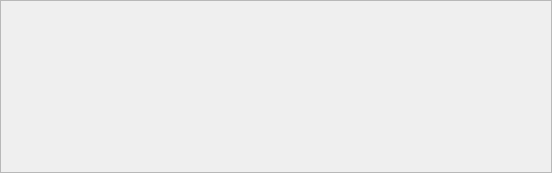
Old version of the form weboob/frontends/qhavesex/ui/thread_message.ui in the repository laurentb/weboob.
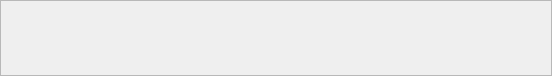
New version of the form.

Commit message: messages text is selectable

Patch:
```diff
--- a/weboob/frontends/qhavesex/ui/thread_message.ui
+++ b/weboob/frontends/qhavesex/ui/thread_message.ui
@@ -7,7 +7,7 @@
     <x>0</x>
     <y>0</y>
     <width>552</width>
-    <height>173</height>
+    <height>76</height>
    </rect>
   </property>
   <property name="windowTitle">
@@ -44,7 +44,7 @@
        <property name="sizeHint" stdset="0">
         <size>
          <width>20</width>
-         <height>40</height>
+         <height>1</height>
         </size>
        </property>
       </spacer>
@@ -88,7 +88,7 @@
         <property name="sizeHint" stdset="0">
          <size>
           <width>20</width>
-          <height>92</height>
+          <height>1</height>
          </size>
         </property>
        </spacer>
```
Left out of the diff: 6 changed lines with no effect on the pictures. The commit also changes 1 other file.
